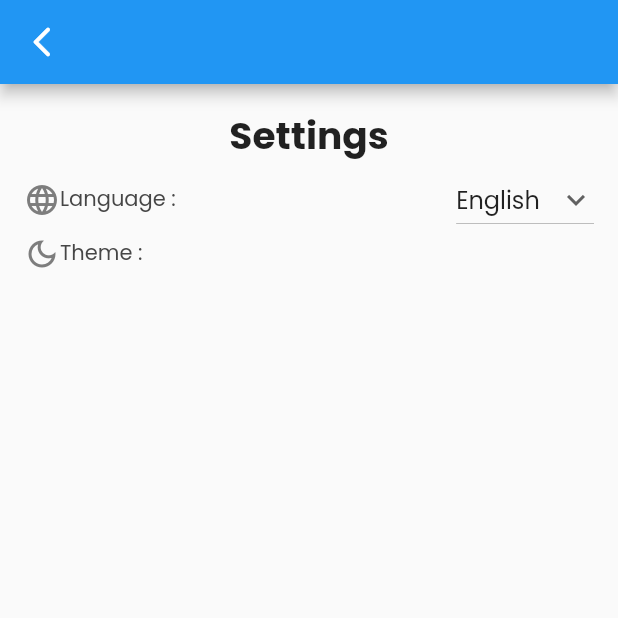
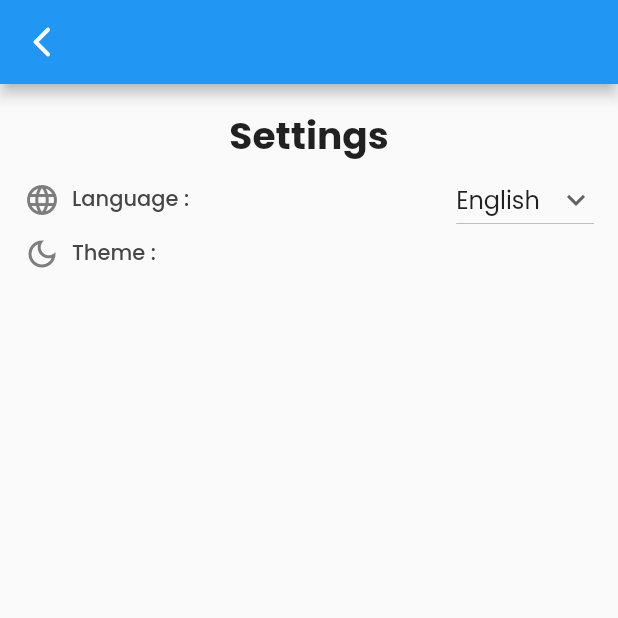
Before and after one commit to LouisMinguet/sample_flutter_app, a Flutter app: the SettingsPage screen opened directly, on a phone screen of 412 x 824 dp, the top half of it. Run offline on Flutter 3.47's test engine with Material 2 defaults, Android fonts, the phone set to English and light mode, and no system bars; our stand-ins replace easy_localization.

Commit message:
Settings done

```diff
--- a/lib/settings/settings.dart
+++ b/lib/settings/settings.dart
@@ -81,14 +81,18 @@ class SettingsPageState extends State<SettingsPage> {
       text,
       style: const TextStyle(
         color: Color.fromARGB(255, 70, 70, 70),
+        fontWeight: FontWeight.w500
       ),
     );
   }
 
-  Icon settingsIcon(IconData icon) {
-    return Icon(
-      icon,
-      color: const Color.fromARGB(255, 125, 125, 125),
+  Padding settingsIcon(IconData icon) {
+    return Padding(
+      padding: const EdgeInsets.only(right: 8.0),
+      child: Icon(
+        icon,
+        color: const Color.fromARGB(255, 125, 125, 125),
+      ),
     );
   }
 }
```
